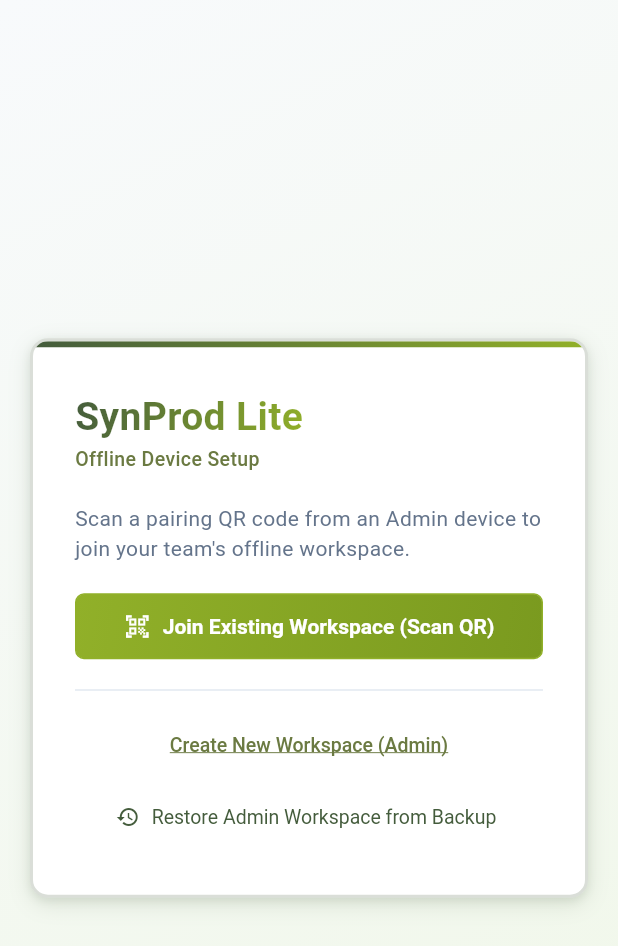
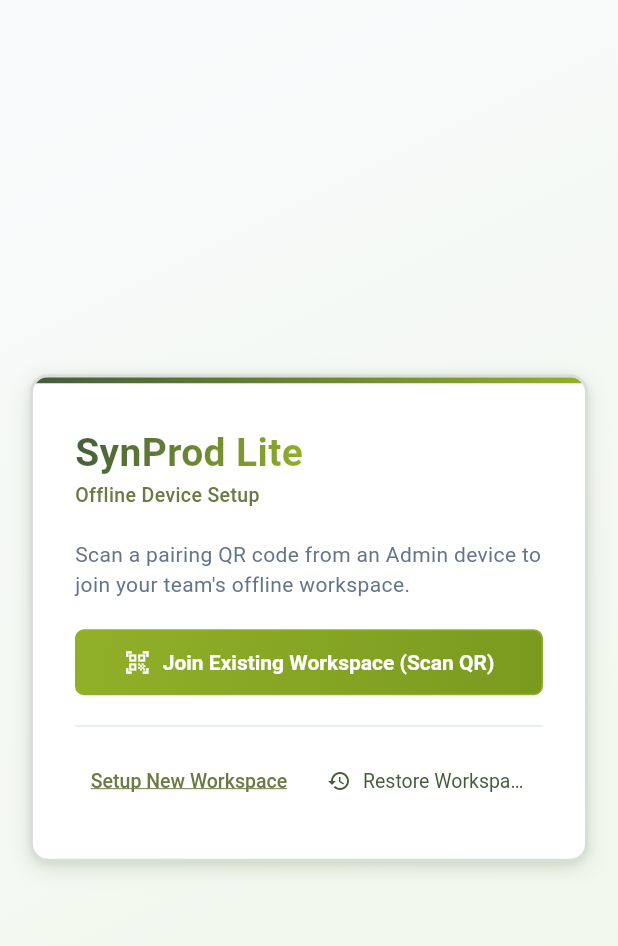
Before and after one commit to nathanG2129/SynProd_Lite, a Flutter app: the screen it shows after launch, on a phone screen of 412 x 824 dp. Shown: the top 946 px of the screen. Run offline on Flutter 3.47's test engine with Material 3 defaults, Android fonts, the phone set to English and light mode, and no system bars; our stand-ins replace drift, drift_flutter, file_picker, flutter_riverpod, local_auth, pdf and 4 more; missing offline and left inert: encrypt, mobile_scanner, nsd; accounts and stored records are empty; generated files the repository leaves out were written again.

Commit message:
put setup and restore workspace buttons on single horizontal row

```diff
--- a/lib/presentation/screens/onboarding/onboarding_screen.dart
+++ b/lib/presentation/screens/onboarding/onboarding_screen.dart
@@ -521,31 +521,53 @@ class _OnboardingScreenState extends ConsumerState<OnboardingScreen> {
         const SizedBox(height: 20),
         const Divider(height: 1),
         const SizedBox(height: 12),
-        Center(
+        Row(
+          children: [
+            Expanded(
               child: TextButton(
                 onPressed: () => _switchMode(_OnboardingMode.createAdmin),
                 style: TextButton.styleFrom(
                   foregroundColor:
                       isDark ? AppTheme.slate300 : AppTheme.oliveMuted,
+                  padding: const EdgeInsets.symmetric(
+                    horizontal: 8,
+                    vertical: 10,
+                  ),
                   textStyle: const TextStyle(
                     fontSize: 13,
                     fontWeight: FontWeight.w500,
                     decoration: TextDecoration.underline,
                   ),
                 ),
-            child: const Text('Create New Workspace (Admin)'),
+                child: const Text(
+                  'Setup New Workspace',
+                  textAlign: TextAlign.center,
+                  maxLines: 1,
+                  overflow: TextOverflow.ellipsis,
                 ),
               ),
-        Center(
+            ),
+            const SizedBox(width: 8),
+            Expanded(
               child: TextButton.icon(
                 onPressed: () => _switchMode(_OnboardingMode.restoreBackup),
                 icon: const Icon(Icons.restore_outlined, size: 16),
-            label: const Text('Restore Admin Workspace from Backup'),
+                label: const Text(
+                  'Restore Workspace',
+                  maxLines: 1,
+                  overflow: TextOverflow.ellipsis,
+                ),
                 style: TextButton.styleFrom(
                   foregroundColor: AppTheme.headingColorFor(context),
+                  padding: const EdgeInsets.symmetric(
+                    horizontal: 8,
+                    vertical: 10,
+                  ),
                   textStyle: const TextStyle(fontSize: 13),
                 ),
               ),
+            ),
+          ],
         ),
       ],
     );
```
Also changed, not shown: 1 other file. Lines whose indentation alone changed are shown as unchanged.
